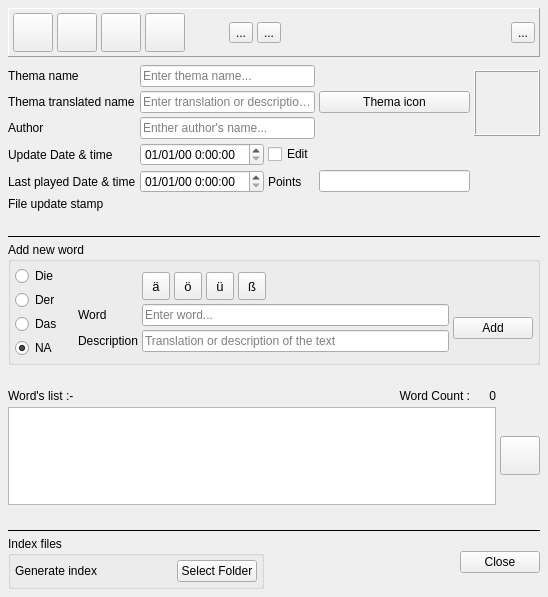
This is src/thema_builder/thema_builder.ui in vikaspachdha/der_artikel as Qt 5 draws it before an edit. The edited form follows.
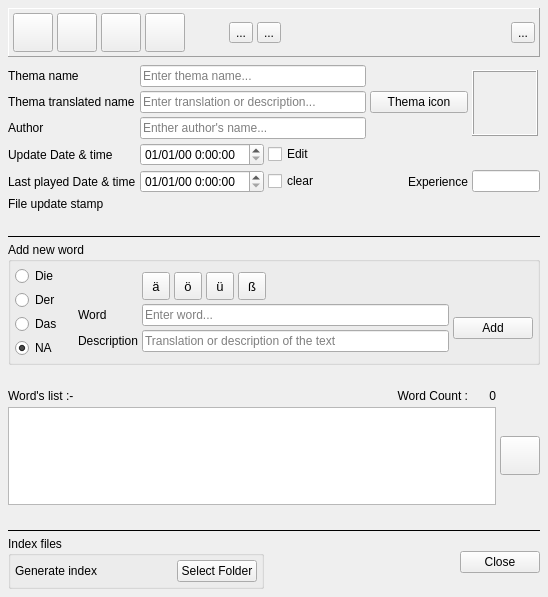
This is the edited form. Icons and pictures are not drawn.

Commit message: Invalid last played date. Changes made to AKLs also. Deduction is not made if last played is invalid.

Diff of the .ui file:
```diff
--- a/src/thema_builder/thema_builder.ui
+++ b/src/thema_builder/thema_builder.ui
@@ -821,14 +821,24 @@
      </property>
     </widget>
    </item>
-   <item row="6" column="2">
-    <widget class="QLabel" name="_points_lbl">
-     <property name="text">
-      <string>Points</string>
-     </property>
-    </widget>
-   </item>
    <item row="6" column="3">
+    <widget class="QLabel" name="_points_lbl">
+     <property name="text">
+      <string>Experience</string>
+     </property>
+     <property name="alignment">
+      <set>Qt::AlignRight|Qt::AlignTrailing|Qt::AlignVCenter</set>
+     </property>
+    </widget>
+   </item>
+   <item row="6" column="2">
+    <widget class="QCheckBox" name="_last_played_clear_chk">
+     <property name="text">
+      <string>clear</string>
+     </property>
+    </widget>
+   </item>
+   <item row="6" column="4" colspan="2">
     <widget class="QLineEdit" name="_points_edit"/>
    </item>
   </layout>
```
Left out of the diff: 2 changed lines with no effect on the pictures. The commit also changes 8 other files.
